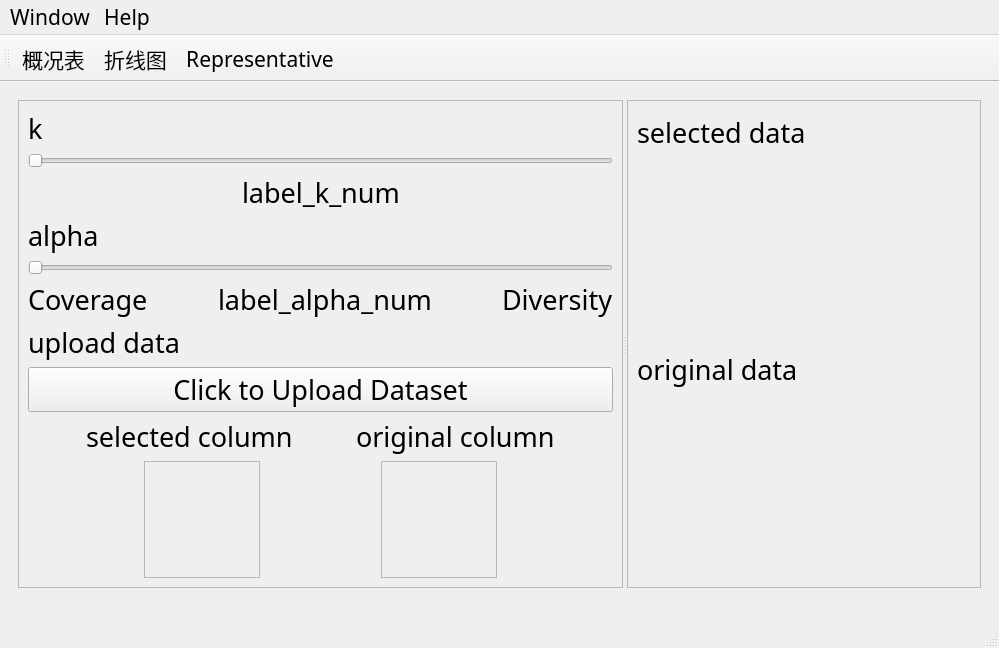
Before: the Qt Designer form mainwindow.ui in jds666/VARTS, drawn with Qt 5.
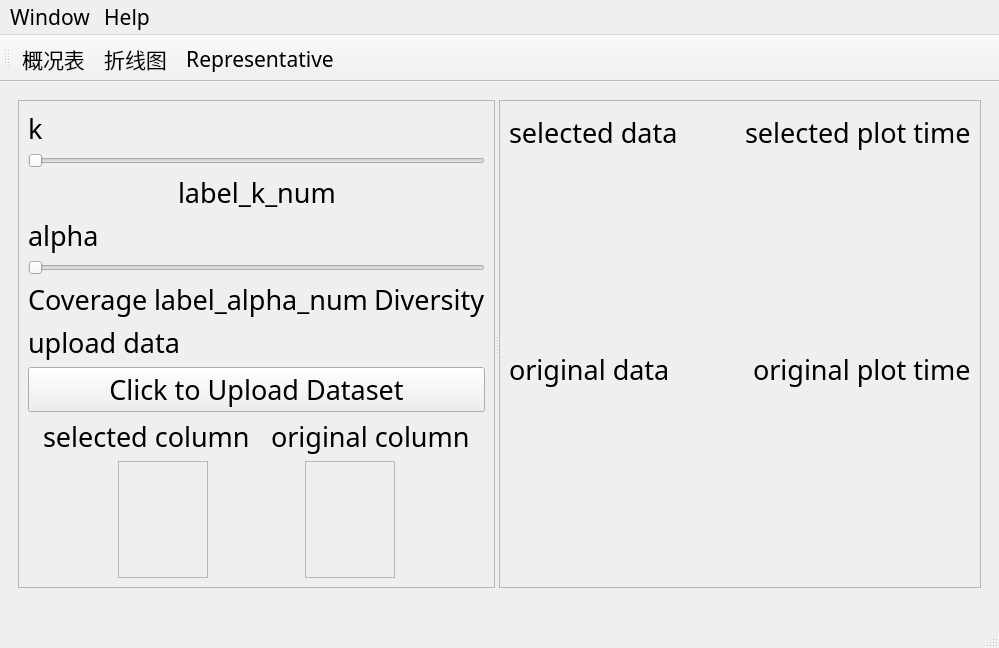
After: the same form once the commit is applied. The open tabs and pages were chosen to show the change. Icons and pictures are not drawn. Custom widgets are drawn as their Qt base class.

Patch:
```diff
--- a/mainwindow.ui
+++ b/mainwindow.ui
@@ -276,6 +276,9 @@
        <layout class="QVBoxLayout" name="verticalLayout_6">
         <item>
          <widget class="QSplitter" name="splitter_paramter_plot">
+          <property name="enabled">
+           <bool>true</bool>
+          </property>
           <property name="sizePolicy">
            <sizepolicy hsizetype="Expanding" vsizetype="Preferred">
             <horstretch>3</horstretch>
@@ -529,7 +532,7 @@
                   <rect>
                    <x>0</x>
                    <y>0</y>
-                   <width>140</width>
+                   <width>135</width>
                    <height>261</height>
                   </rect>
                  </property>
@@ -559,7 +562,7 @@
                   <rect>
                    <x>0</x>
                    <y>0</y>
-                   <width>140</width>
+                   <width>135</width>
                    <height>261</height>
                   </rect>
                  </property>
@@ -596,9 +599,9 @@
            <property name="frameShadow">
             <enum>QFrame::Raised</enum>
            </property>
-           <layout class="QHBoxLayout" name="horizontalLayout_3">
+           <layout class="QVBoxLayout" name="verticalLayout_5" stretch="1,4,1,4">
             <item>
-             <layout class="QVBoxLayout" name="verticalLayout_5" stretch="1,4,1,4">
+             <layout class="QHBoxLayout" name="horizontalLayout_3">
               <item>
                <widget class="QLabel" name="label_5">
                 <property name="sizePolicy">
@@ -613,15 +616,39 @@
                </widget>
               </item>
               <item>
-               <widget class="QCustomPlot" name="plot_representative" native="true">
-                <property name="sizePolicy">
-                 <sizepolicy hsizetype="Expanding" vsizetype="Preferred">
-                  <horstretch>0</horstretch>
-                  <verstretch>0</verstretch>
-                 </sizepolicy>
+               <spacer name="horizontalSpacer_7">
+                <property name="orientation">
+                 <enum>Qt::Horizontal</enum>
+                </property>
+                <property name="sizeHint" stdset="0">
+                 <size>
+                  <width>40</width>
+                  <height>20</height>
+                 </size>
+                </property>
+               </spacer>
+              </item>
+              <item>
+               <widget class="QLabel" name="label_selected_plot_time">
+                <property name="text">
+                 <string>selected plot time</string>
                 </property>
                </widget>
               </item>
+             </layout>
+            </item>
+            <item>
+             <widget class="QCustomPlot" name="plot_representative" native="true">
+              <property name="sizePolicy">
+               <sizepolicy hsizetype="Expanding" vsizetype="Preferred">
+                <horstretch>0</horstretch>
+                <verstretch>0</verstretch>
+               </sizepolicy>
+              </property>
+             </widget>
+            </item>
+            <item>
+             <layout class="QHBoxLayout" name="horizontalLayout_7">
               <item>
                <widget class="QLabel" name="label_6">
                 <property name="sizePolicy">
@@ -636,17 +663,37 @@
                </widget>
               </item>
               <item>
-               <widget class="QCustomPlot" name="plot_original" native="true">
-                <property name="sizePolicy">
-                 <sizepolicy hsizetype="Expanding" vsizetype="Preferred">
-                  <horstretch>0</horstretch>
-                  <verstretch>0</verstretch>
-                 </sizepolicy>
+               <spacer name="horizontalSpacer_8">
+                <property name="orientation">
+                 <enum>Qt::Horizontal</enum>
+                </property>
+                <property name="sizeHint" stdset="0">
+                 <size>
+                  <width>40</width>
+                  <height>20</height>
+                 </size>
+                </property>
+               </spacer>
+              </item>
+              <item>
+               <widget class="QLabel" name="label_original_plot_time">
+                <property name="text">
+                 <string>original plot time</string>
                 </property>
                </widget>
               </item>
              </layout>
             </item>
+            <item>
+             <widget class="QCustomPlot" name="plot_original" native="true">
+              <property name="sizePolicy">
+               <sizepolicy hsizetype="Expanding" vsizetype="Preferred">
+                <horstretch>0</horstretch>
+                <verstretch>0</verstretch>
+               </sizepolicy>
+              </property>
+             </widget>
+            </item>
            </layout>
           </widget>
          </widget>
```
Left out of the diff: 32 changed lines with no effect on the pictures.
